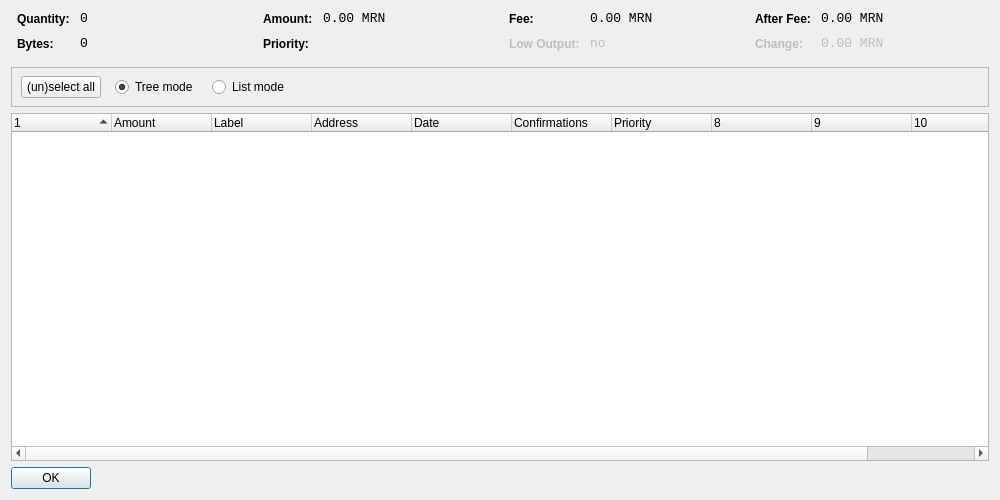
Qt form src/qt/forms/coincontroldialog.ui (MERCOINMRN/Mercoin) before a commit.
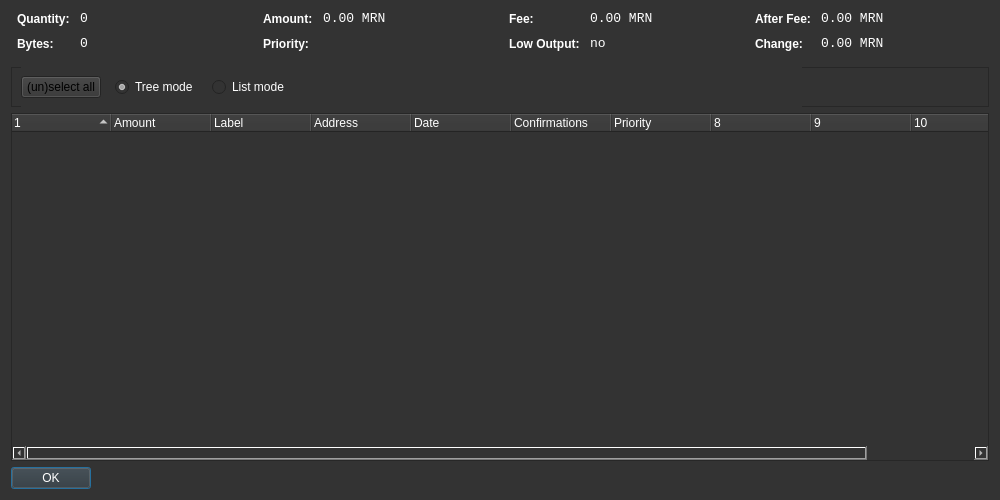
The same form after that commit. Custom widgets are drawn as their Qt base class.

The edit to the form file:
```diff
--- a/src/qt/forms/coincontroldialog.ui
+++ b/src/qt/forms/coincontroldialog.ui
@@ -13,6 +13,11 @@
   <property name="windowTitle">
    <string>Coin Control</string>
   </property>
+  <property name="styleSheet">
+   <string notr="true">color: rgb(255, 255, 255);
+
+background-color:rgb(51, 51, 51);</string>
+  </property>
   <layout class="QVBoxLayout" name="verticalLayout">
    <item>
     <layout class="QHBoxLayout" name="horizontalLayoutTop" stretch="0,0,0,0">
@@ -379,7 +384,7 @@
         <height>41</height>
        </rect>
       </property>
-      <layout class="QHBoxLayout" name="horizontalLayoutPanel" stretch="0,0,0,0,0">
+      <layout class="QHBoxLayout" name="horizontalLayoutPanel" stretch="0,0,0,0">
        <property name="spacing">
         <number>14</number>
        </property>
@@ -391,6 +396,9 @@
            <verstretch>0</verstretch>
           </sizepolicy>
          </property>
+         <property name="styleSheet">
+          <string notr="true">color: rgb(0, 0, 0);</string>
+         </property>
          <property name="text">
           <string>(un)select all</string>
          </property>
```
